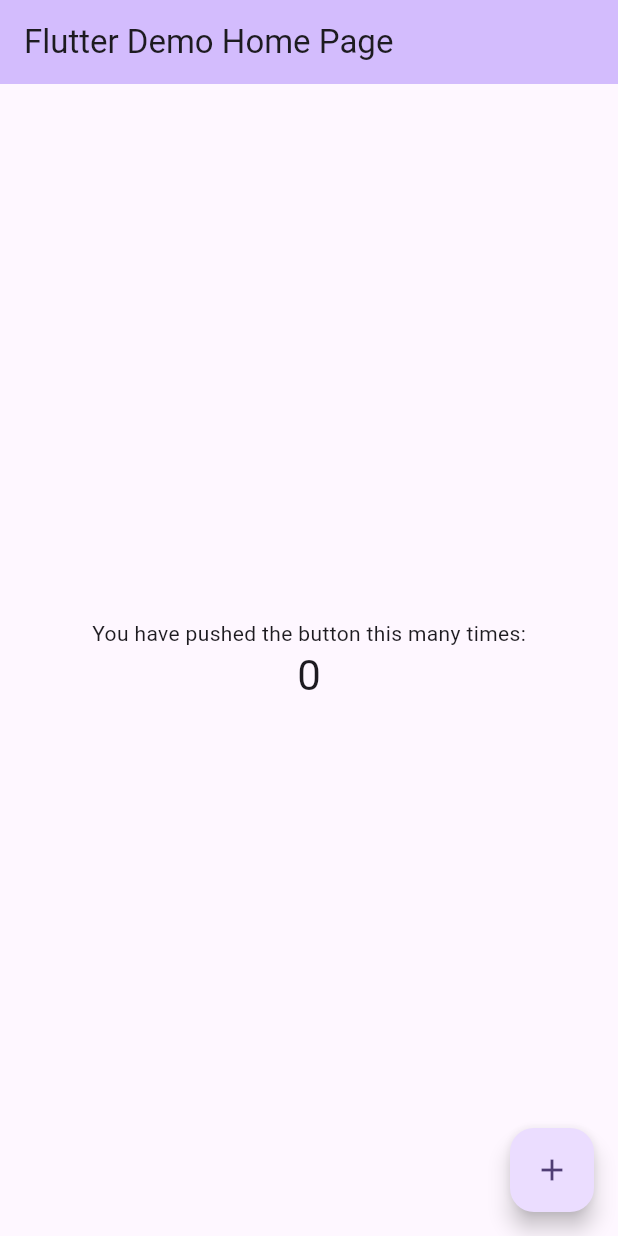
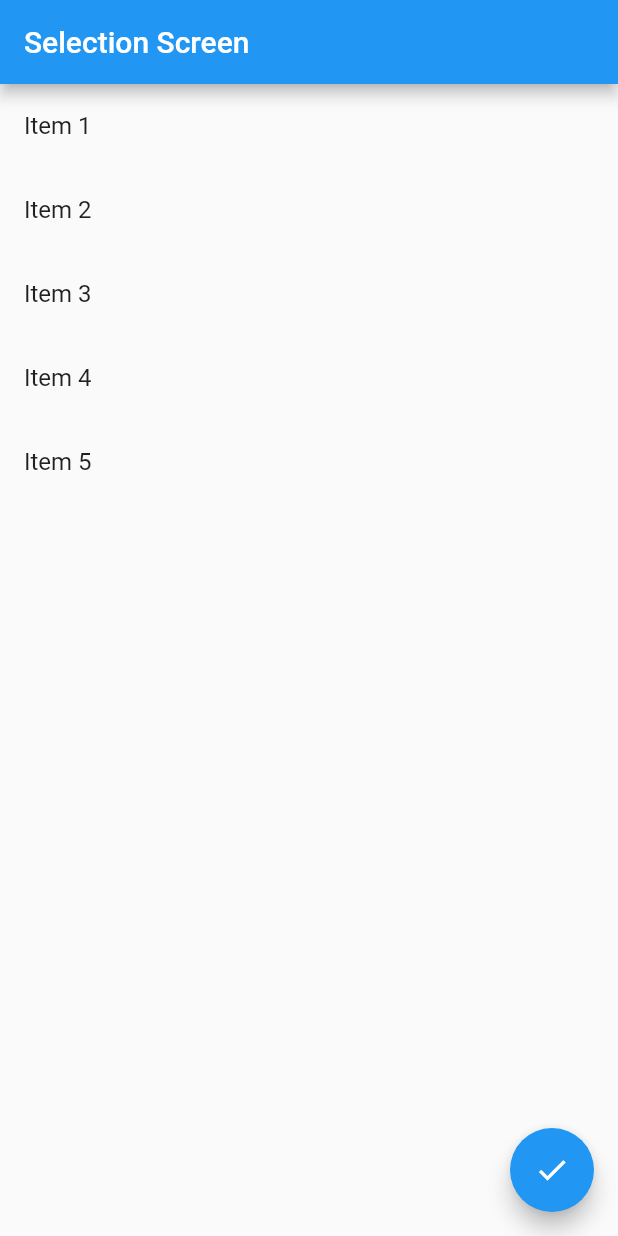
Before and after one commit to sohel7/livetest_10, a Flutter app: the screen it shows after launch, on a phone screen of 412 x 824 dp. Run offline on Flutter 3.47's test engine with Material 2 defaults, Android fonts, the phone set to English and light mode, and no system bars.

Commit message:
Update main.dart

```diff
--- a/lib/main.dart
+++ b/lib/main.dart
@@ -1,125 +1,86 @@
 import 'package:flutter/material.dart';
 
 void main() {
-  runApp(const MyApp());
+  runApp(MyApp());
 }
 
 class MyApp extends StatelessWidget {
-  const MyApp({super.key});
-
-  // This widget is the root of your application.
   @override
   Widget build(BuildContext context) {
     return MaterialApp(
-      title: 'Flutter Demo',
-      theme: ThemeData(
-        // This is the theme of your application.
-        //
-        // TRY THIS: Try running your application with "flutter run". You'll see
-        // the application has a blue toolbar. Then, without quitting the app,
-        // try changing the seedColor in the colorScheme below to Colors.green
-        // and then invoke "hot reload" (save your changes or press the "hot
-        // reload" button in a Flutter-supported IDE, or press "r" if you used
-        // the command line to start the app).
-        //
-        // Notice that the counter didn't reset back to zero; the application
-        // state is not lost during the reload. To reset the state, use hot
-        // restart instead.
-        //
-        // This works for code too, not just values: Most code changes can be
-        // tested with just a hot reload.
-        colorScheme: ColorScheme.fromSeed(seedColor: Colors.deepPurple),
-        useMaterial3: true,
-      ),
-      home: const MyHomePage(title: 'Flutter Demo Home Page'),
+      home: ItemListScreen(),
     );
   }
 }
 
-class MyHomePage extends StatefulWidget {
-  const MyHomePage({super.key, required this.title});
-
-  // This widget is the home page of your application. It is stateful, meaning
-  // that it has a State object (defined below) that contains fields that affect
-  // how it looks.
-
-  // This class is the configuration for the state. It holds the values (in this
-  // case the title) provided by the parent (in this case the App widget) and
-  // used by the build method of the State. Fields in a Widget subclass are
-  // always marked "final".
-
-  final String title;
-
+class ItemListScreen extends StatefulWidget {
   @override
-  State<MyHomePage> createState() => _MyHomePageState();
+  _ItemListScreenState createState() => _ItemListScreenState();
 }
 
-class _MyHomePageState extends State<MyHomePage> {
-  int _counter = 0;
+class _ItemListScreenState extends State<ItemListScreen> {
+  List<Item> items = List.generate(5, (index) => Item(index, false));
+  int selectedCount = 0;
 
-  void _incrementCounter() {
+  void toggleItemSelection(int index) {
     setState(() {
-      // This call to setState tells the Flutter framework that something has
-      // changed in this State, which causes it to rerun the build method below
-      // so that the display can reflect the updated values. If we changed
-      // _counter without calling setState(), then the build method would not be
-      // called again, and so nothing would appear to happen.
-      _counter++;
+      items[index].isSelected = !items[index].isSelected;
+      selectedCount = items.where((item) => item.isSelected).length;
     });
+  }
+
+  void showSelectedCountDialog(BuildContext context) {
+    showDialog(
+      context: context,
+      builder: (BuildContext context) {
+        return AlertDialog(
+          title: Text('Selected Items'),
+          content: Text('Number of selected items: $selectedCount'),
+          actions: <Widget>[
+            TextButton(
+              onPressed: () {
+                Navigator.of(context).pop();
+              },
+              child: Text('Close'),
+            ),
+          ],
+        );
+      },
+    );
   }
 
   @override
   Widget build(BuildContext context) {
-    // This method is rerun every time setState is called, for instance as done
-    // by the _incrementCounter method above.
-    //
-    // The Flutter framework has been optimized to make rerunning build methods
-    // fast, so that you can just rebuild anything that needs updating rather
-    // than having to individually change instances of widgets.
     return Scaffold(
       appBar: AppBar(
-        // TRY THIS: Try changing the color here to a specific color (to
-        // Colors.amber, perhaps?) and trigger a hot reload to see the AppBar
-        // change color while the other colors stay the same.
-        backgroundColor: Theme.of(context).colorScheme.inversePrimary,
-        // Here we take the value from the MyHomePage object that was created by
-        // the App.build method, and use it to set our appbar title.
-        title: Text(widget.title),
+        title: Text('Selection Screen'),
       ),
-      body: Center(
-        // Center is a layout widget. It takes a single child and positions it
-        // in the middle of the parent.
-        child: Column(
-          // Column is also a layout widget. It takes a list of children and
-          // arranges them vertically. By default, it sizes itself to fit its
-          // children horizontally, and tries to be as tall as its parent.
-          //
-          // Column has various properties to control how it sizes itself and
-          // how it positions its children. Here we use mainAxisAlignment to
-          // center the children vertically; the main axis here is the vertical
-          // axis because Columns are vertical (the cross axis would be
-          // horizontal).
-          //
-          // TRY THIS: Invoke "debug painting" (choose the "Toggle Debug Paint"
-          // action in the IDE, or press "p" in the console), to see the
-          // wireframe for each widget.
-          mainAxisAlignment: MainAxisAlignment.center,
-          children: <Widget>[
-            const Text(
-              'You have pushed the button this many times:',
-            ),
-            Text(
-              '$_counter',
-              style: Theme.of(context).textTheme.headlineMedium,
-            ),
-          ],
-        ),
+      body: ListView.builder(
+        itemCount: items.length,
+        itemBuilder: (context, index) {
+          return ListTile(
+            title: Text('Item ${items[index].id +1}'),
+           // child: Text('${index + 1}'),
+            tileColor: items[index].isSelected ? Colors.blue : null,
+            onTap: () {
+              toggleItemSelection(index);
+            },
+          );
+        },
       ),
       floatingActionButton: FloatingActionButton(
-        onPressed: _incrementCounter,
-        tooltip: 'Increment',
-        child: const Icon(Icons.add),
-      ), // This trailing comma makes auto-formatting nicer for build methods.
+        onPressed: () {
+          showSelectedCountDialog(context);
+        },
+        child: Icon(Icons.check),
+      ),
     );
   }
 }
+
+class Item {
+  final int id;
+  bool isSelected;
+
+  Item(this.id, this.isSelected);
+}
```
